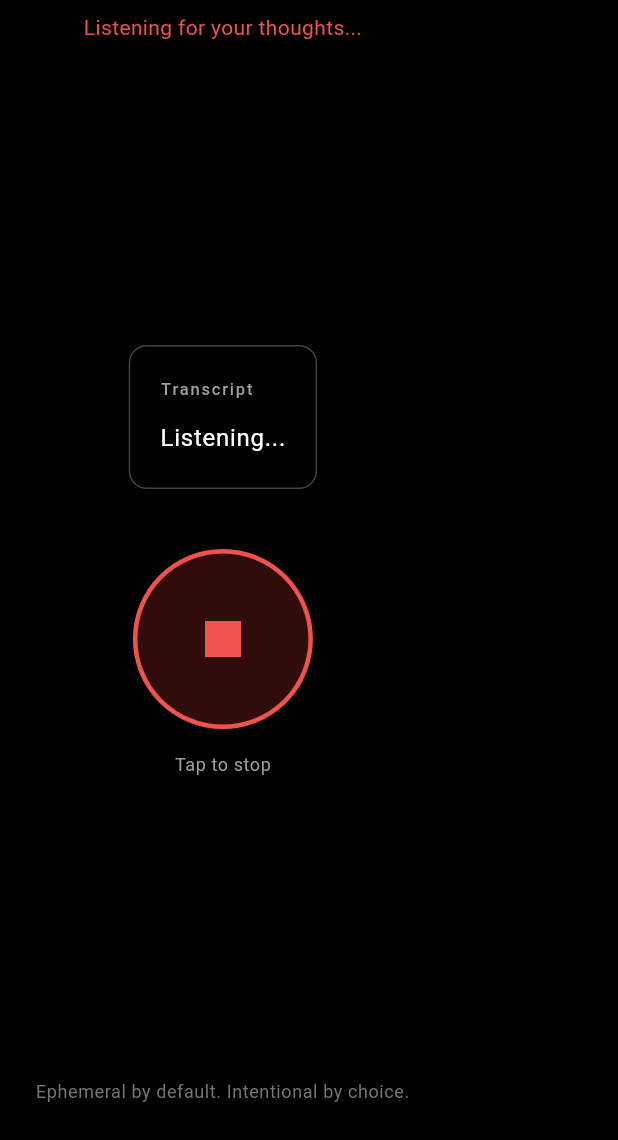
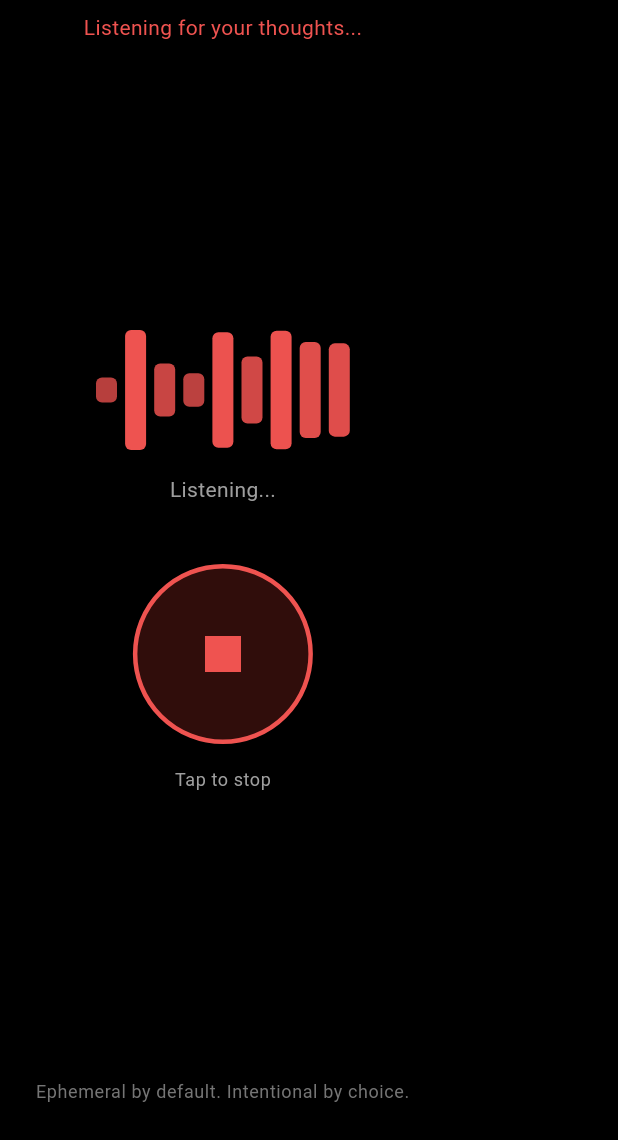
Before and after one commit to pingmepi/the-void-app, a Flutter app: the screen it shows after launch, after a tap on the "mic" icon, on a phone screen of 412 x 824 dp, the part 96-1236 px from its top. Run offline on Flutter 3.47's test engine with Material 3 defaults, Android fonts, the light colour scheme and no system bars; our stand-ins replace flutter_riverpod, flutter_secure_storage, freezed_annotation, permission_handler, speech_to_text.

Commit message:
feat: Add waveform visualization, reduce countdown to 10s, extend silence detection
🎤 Recording UX Improvements

## Changes

### Visual Feedback
- Added animated waveform visualization during active recording
- WaveformVisualizer widget with 9 staggered animated bars
- Mini waveform displayed above transcript while speaking
- Smooth start/stop animations

### Timing Adjustments
- Countdown timer: 60s → 10s (faster voiding for testing)
- Silence detection: 3s → 5s (accommodates natural speech pauses)
- Max recording duration: 2 minutes (unchanged)

### Transcription
- Complete transcription preserved across pauses
- Words spoken before and after pauses are captured

## Files Changed
- lib/controllers/void_controller.dart (10s countdown)
- lib/services/speech_service.dart (5s silence threshold)
- lib/screens/void_screen.dart (waveform integration)
- lib/widgets/waveform_visualizer.dart (NEW)
- PROGRESS.md (updated documentation)

```diff
--- a/lib/controllers/void_controller.dart
+++ b/lib/controllers/void_controller.dart
@@ -53,10 +53,10 @@ class VoidController extends StateNotifier<VoidState> {
     }
   }
 
-  /// Start the 60-second countdown to void
+  /// Start the 10-second countdown to void
   void startCountdown() {
     if (state == VoidState.transcribing) {
-      _currentSession = _currentSession!.copyWith(countdownSeconds: 60);
+      _currentSession = _currentSession!.copyWith(countdownSeconds: 10);
       state = VoidState.countdown;
       _notifyVoidListeners();
       _startCountdownTimer();
--- a/lib/screens/void_screen.dart
+++ b/lib/screens/void_screen.dart
@@ -5,6 +5,7 @@ import '../controllers/void_controller.dart';
 import '../controllers/speech_controller.dart';
 import '../widgets/void_timer_widget.dart';
 import '../widgets/transcript_display.dart';
+import '../widgets/waveform_visualizer.dart';
 
 /// Main screen for The Void app
 class VoidScreen extends ConsumerWidget {
@@ -57,14 +58,50 @@ class VoidScreen extends ConsumerWidget {
               child: Column(
                 mainAxisAlignment: MainAxisAlignment.center,
                 children: [
-                  // Transcript display
-                  if (voidState.isTranscriptVisible || voidState == VoidState.listening)
+                  // Waveform during active listening (before any words captured)
+                  if (voidState == VoidState.listening && displayTranscript.isEmpty)
                     Padding(
                       padding: const EdgeInsets.symmetric(horizontal: 24.0),
-                      child: TranscriptDisplay(
-                        transcript: displayTranscript.isEmpty
-                            ? 'Listening...'
-                            : displayTranscript,
+                      child: Column(
+                        children: [
+                          WaveformVisualizer(
+                            isActive: true,
+                            color: Colors.red[400]!,
+                            barCount: 9,
+                            width: 180,
+                            height: 80,
+                          ),
+                          const SizedBox(height: 16),
+                          Text(
+                            'Listening...',
+                            style: Theme.of(context).textTheme.bodyMedium?.copyWith(
+                                  color: Colors.grey[500],
+                                ),
+                          ),
+                        ],
+                      ),
+                    )
+                  // Transcript display (when we have words or in countdown)
+                  else if (voidState.isTranscriptVisible ||
+                           (voidState == VoidState.listening && displayTranscript.isNotEmpty))
+                    Padding(
+                      padding: const EdgeInsets.symmetric(horizontal: 24.0),
+                      child: Column(
+                        children: [
+                          // Mini waveform above transcript while still recording
+                          if (voidState == VoidState.listening)
+                            Padding(
+                              padding: const EdgeInsets.only(bottom: 16.0),
+                              child: WaveformVisualizer(
+                                isActive: true,
+                                color: Colors.red[400]!,
+                                barCount: 5,
+                                width: 100,
+                                height: 40,
+                              ),
+                            ),
+                          TranscriptDisplay(transcript: displayTranscript),
+                        ],
                       ),
                     ),
 
@@ -139,7 +176,7 @@ class VoidScreen extends ConsumerWidget {
         return _buildListeningIndicator(context, ref);
       case VoidState.countdown:
         return VoidTimerWidget(
-          countdownSeconds: countdownSeconds ?? 60,
+          countdownSeconds: countdownSeconds ?? 10,
           onRescue: () {
             ref.read(voidControllerProvider.notifier).rescueNote(null);
           },
--- a/lib/services/speech_service.dart
+++ b/lib/services/speech_service.dart
@@ -72,8 +72,8 @@ class SpeechService {
         onResult: (SpeechRecognitionResult result) {
           onTranscriptUpdate?.call(result.recognizedWords, result.finalResult);
         },
-        listenFor: const Duration(minutes: 2), // Allow longer recordings
-        pauseFor: const Duration(seconds: 3),  // Stop after 3 seconds of silence
+        listenFor: const Duration(minutes: 2), // Max 2 minutes recording
+        pauseFor: const Duration(seconds: 5),  // Stop after 5 seconds of silence (natural pauses)
         listenOptions: stt.SpeechListenOptions(
           partialResults: true,
           cancelOnError: false,
--- /dev/null
+++ b/lib/widgets/waveform_visualizer.dart
@@ -0,0 +1,161 @@
+import 'dart:math';
+import 'package:flutter/material.dart';
+
+/// Animated waveform visualization for active speech recording
+class WaveformVisualizer extends StatefulWidget {
+  final bool isActive;
+  final Color color;
+  final int barCount;
+  final double width;
+  final double height;
+
+  const WaveformVisualizer({
+    super.key,
+    this.isActive = true,
+    this.color = Colors.red,
+    this.barCount = 7,
+    this.width = 120,
+    this.height = 60,
+  });
+
+  @override
+  State<WaveformVisualizer> createState() => _WaveformVisualizerState();
+}
+
+class _WaveformVisualizerState extends State<WaveformVisualizer>
+    with TickerProviderStateMixin {
+  late List<AnimationController> _controllers;
+  late List<Animation<double>> _animations;
+  final Random _random = Random();
+
+  @override
+  void initState() {
+    super.initState();
+    _initAnimations();
+  }
+
+  void _initAnimations() {
+    _controllers = List.generate(widget.barCount, (index) {
+      return AnimationController(
+        duration: Duration(milliseconds: 300 + _random.nextInt(400)),
+        vsync: this,
+      );
+    });
+
+    _animations = _controllers.map((controller) {
+      return Tween<double>(begin: 0.2, end: 1.0).animate(
+        CurvedAnimation(parent: controller, curve: Curves.easeInOut),
+      );
+    }).toList();
+
+    if (widget.isActive) {
+      _startAnimations();
+    }
+  }
+
+  void _startAnimations() {
+    for (var i = 0; i < _controllers.length; i++) {
+      Future.delayed(Duration(milliseconds: i * 80), () {
+        if (mounted && widget.isActive) {
+          _controllers[i].repeat(reverse: true);
+        }
+      });
+    }
+  }
+
+  void _stopAnimations() {
+    for (var controller in _controllers) {
+      controller.stop();
+      controller.animateTo(0.3, duration: const Duration(milliseconds: 200));
+    }
+  }
+
+  @override
+  void didUpdateWidget(WaveformVisualizer oldWidget) {
+    super.didUpdateWidget(oldWidget);
+    if (widget.isActive != oldWidget.isActive) {
+      if (widget.isActive) {
+        _startAnimations();
+      } else {
+        _stopAnimations();
+      }
+    }
+  }
+
+  @override
+  void dispose() {
+    for (var controller in _controllers) {
+      controller.dispose();
+    }
+    super.dispose();
+  }
+
+  @override
+  Widget build(BuildContext context) {
+    return SizedBox(
+      width: widget.width,
+      height: widget.height,
+      child: Row(
+        mainAxisAlignment: MainAxisAlignment.spaceEvenly,
+        crossAxisAlignment: CrossAxisAlignment.center,
+        children: List.generate(widget.barCount, (index) {
+          return AnimatedBuilder(
+            animation: _animations[index],
+            builder: (context, child) {
+              return Container(
+                width: (widget.width / widget.barCount) - 6,
+                height: widget.height * _animations[index].value,
+                decoration: BoxDecoration(
+                  color: widget.color.withAlpha(
+                    (180 + (75 * _animations[index].value)).toInt(),
+                  ),
+                  borderRadius: BorderRadius.circular(4),
+                ),
+              );
+            },
+          );
+        }),
+      ),
+    );
+  }
+}
+
+/// Simple animated builder widget
+class AnimatedBuilder extends StatelessWidget {
+  final Animation<double> animation;
+  final Widget Function(BuildContext context, Widget? child) builder;
+  final Widget? child;
+
+  const AnimatedBuilder({
+    super.key,
+    required this.animation,
+    required this.builder,
+    this.child,
+  });
+
+  @override
+  Widget build(BuildContext context) {
+    return AnimatedBuilder2(
+      animation: animation,
+      builder: builder,
+      child: child,
+    );
+  }
+}
+
+class AnimatedBuilder2 extends AnimatedWidget {
+  final Widget Function(BuildContext context, Widget? child) builder;
+  final Widget? child;
+
+  const AnimatedBuilder2({
+    super.key,
+    required Animation<double> animation,
+    required this.builder,
+    this.child,
+  }) : super(listenable: animation);
+
+  @override
+  Widget build(BuildContext context) {
+    return builder(context, child);
+  }
+}
```
Also changed, not shown: 1 other file.
